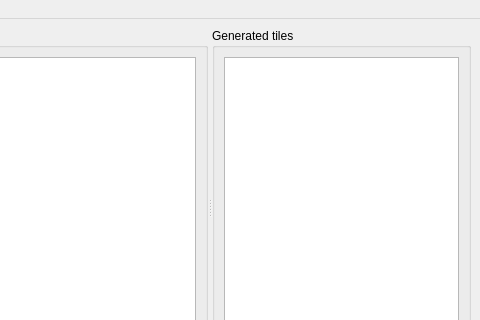
The window that covering/qt_gui/ui_xml/main.ui (Jakoma02/pyCovering) describes before a commit, drawn with Qt 5; both pictures show x 319 to 799 and y 0 to 320 of the 799 by 600 pixel window.
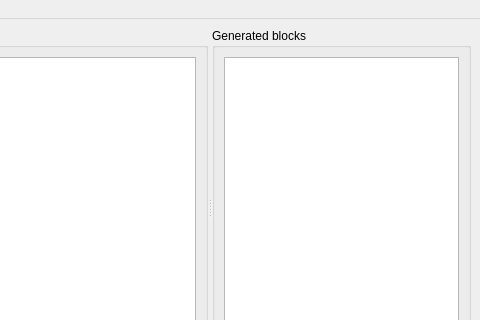
The same window after the commit. Custom widgets are drawn as their Qt base class.

Diff of the .ui file:
```diff
--- a/covering/qt_gui/ui_xml/main.ui
+++ b/covering/qt_gui/ui_xml/main.ui
@@ -67,7 +67,7 @@
          </sizepolicy>
         </property>
         <property name="title">
-         <string>Generated tiles</string>
+         <string>Generated blocks</string>
         </property>
         <layout class="QHBoxLayout" name="horizontalLayout_3">
          <item>
```
Left out of the diff: 2 changed lines with no effect on the pictures.
